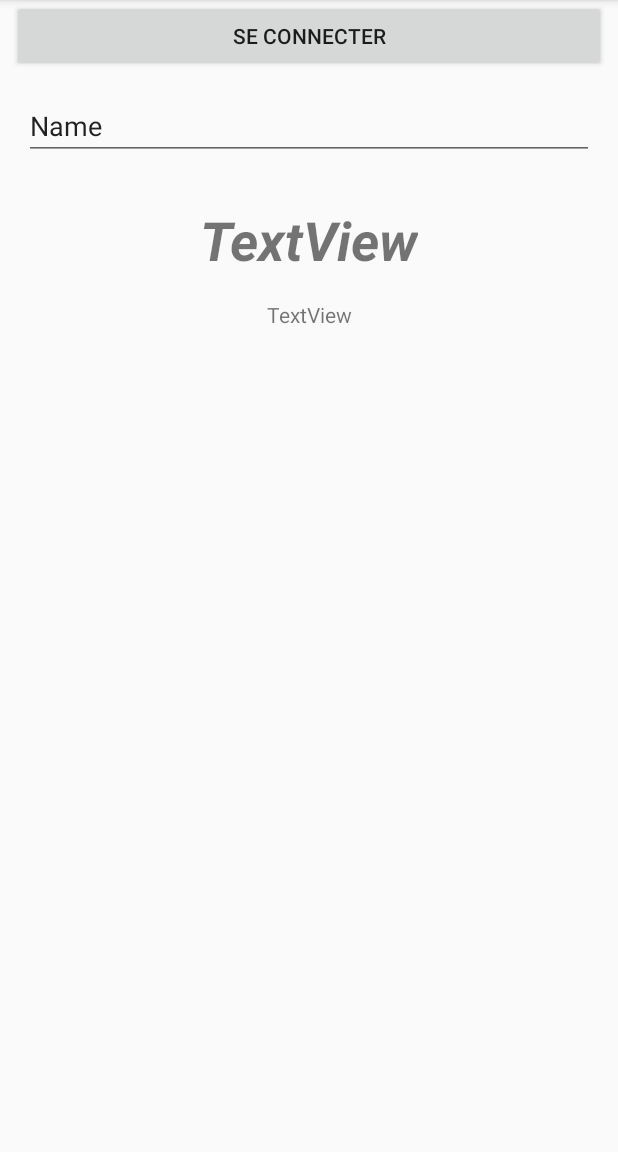
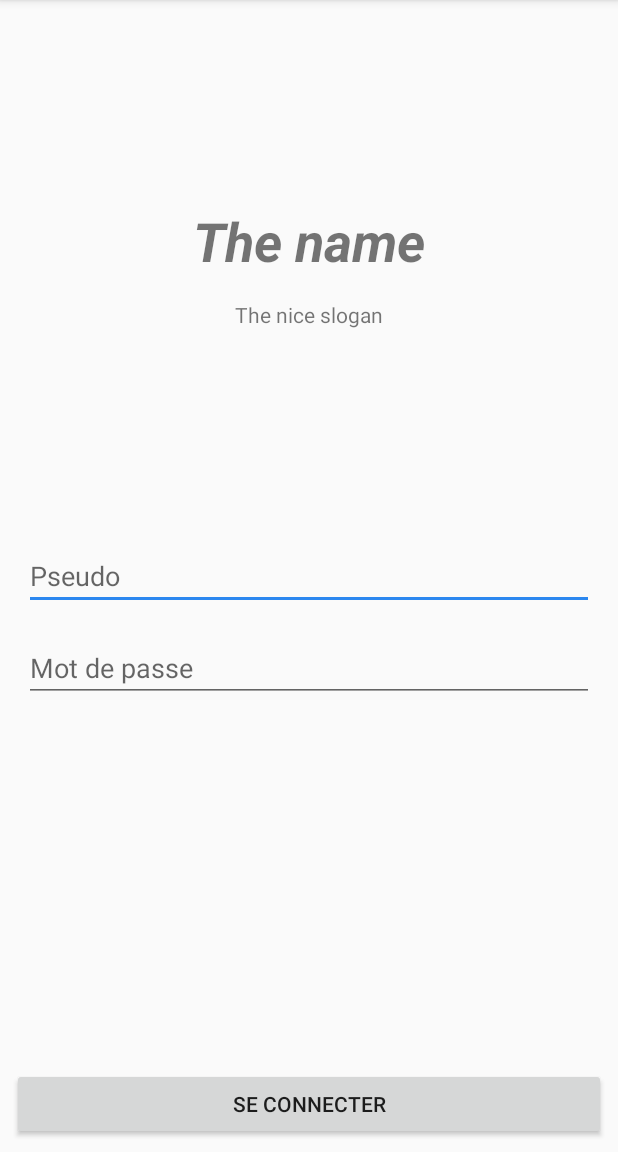
Before and after one commit to SimonGenin/Hackathon, an Android app: the screen it shows after launch (LoginActivity), on a phone screen of 412 x 824 dp, the part 84-1236 px from its top. Run offline under Robolectric (Android 15) with nearby library versions, the phone set to English and light mode, and no system bars; our stand-ins replace Volley.

Commit message:
Login activity set up

```diff
--- a/app/build.gradle
+++ b/app/build.gradle
@@ -28,4 +28,6 @@ dependencies {
     compile 'com.android.support:design:25.2.0'
     testCompile 'junit:junit:4.12'
     compile 'com.android.support.constraint:constraint-layout:1.0.2'
+    compile 'com.android.volley:volley:1.0.0'
+    compile 'com.squareup.okhttp3:okhttp:3.6.0'
 }
--- a/app/src/main/res/layout/activity_login.xml
+++ b/app/src/main/res/layout/activity_login.xml
@@ -11,7 +11,7 @@
     <ProgressBar
         android:id="@+id/login_progress"
         style="?android:attr/progressBarStyleLarge"
-        android:layout_width="wrap_content"
+        android:layout_width="0dp"
         android:layout_height="wrap_content"
         android:visibility="gone"
         app:layout_constraintRight_toLeftOf="parent"
@@ -21,10 +21,12 @@
         app:layout_constraintBottom_toTopOf="parent"
         tools:layout_constraintLeft_creator="1"
         app:layout_constraintLeft_toLeftOf="parent"
-        app:layout_constraintTop_toTopOf="parent" />
+        app:layout_constraintTop_toTopOf="parent"
+        app:layout_constraintHorizontal_bias="0.484"
+        app:layout_constraintVertical_bias="0.38" />
 
     <Button
-        android:id="@+id/button"
+        android:id="@+id/sign_in_button"
         android:layout_width="0dp"
         android:layout_height="wrap_content"
         android:layout_marginLeft="8dp"
@@ -32,76 +34,95 @@
         android:text="Se connecter"
         app:layout_constraintLeft_toLeftOf="parent"
         app:layout_constraintRight_toRightOf="parent"
-        tools:layout_editor_absoluteY="445dp" />
+        app:layout_constraintBottom_toBottomOf="parent"
+        app:layout_constraintHorizontal_bias="0.0"
+        android:layout_marginBottom="8dp"
+        tools:layout_constraintRight_creator="1"
+        android:layout_marginStart="8dp"
+        android:layout_marginEnd="8dp"
+        tools:layout_constraintLeft_creator="1" />
 
     <EditText
-        android:id="@+id/editText"
+        android:id="@+id/pseudo_tv"
         android:layout_width="0dp"
         android:layout_height="wrap_content"
+        android:layout_marginLeft="16dp"
+        android:layout_marginRight="16dp"
         android:ems="10"
+        android:hint="Pseudo"
         android:inputType="textPersonName"
-        android:text="Name"
-        tools:layout_editor_absoluteY="234dp"
-        android:layout_marginRight="16dp"
+        app:layout_constraintHorizontal_bias="0.0"
+        app:layout_constraintLeft_toLeftOf="parent"
         app:layout_constraintRight_toRightOf="parent"
-        android:layout_marginLeft="16dp"
-        app:layout_constraintLeft_toLeftOf="parent"
-        app:layout_constraintHorizontal_bias="0.503" />
+        tools:layout_constraintTop_creator="1"
+        tools:layout_constraintRight_creator="1"
+        tools:layout_constraintBottom_creator="1"
+        app:layout_constraintBottom_toTopOf="@+id/guideline"
+        android:layout_marginStart="16dp"
+        android:layout_marginEnd="16dp"
+        tools:layout_constraintLeft_creator="1"
+        app:layout_constraintTop_toTopOf="@+id/guideline" />
 
     <EditText
-        android:id="@+id/editText2"
+        android:id="@+id/password_tv"
         android:layout_width="0dp"
         android:layout_height="wrap_content"
+        android:layout_marginLeft="16dp"
+        android:layout_marginRight="16dp"
+        android:layout_marginTop="16dp"
         android:ems="10"
+        android:hint="Mot de passe"
         android:inputType="textPersonName"
-        android:text="Name"
-        android:layout_marginTop="16dp"
-        app:layout_constraintTop_toBottomOf="@+id/editText"
-        android:layout_marginRight="16dp"
+        app:layout_constraintLeft_toLeftOf="parent"
         app:layout_constraintRight_toRightOf="parent"
-        android:layout_marginLeft="16dp"
-        app:layout_constraintLeft_toLeftOf="parent" />
+        app:layout_constraintTop_toBottomOf="@+id/pseudo_tv"
+        tools:layout_constraintRight_creator="1"
+        android:layout_marginStart="16dp"
+        android:layout_marginEnd="16dp"
+        tools:layout_constraintLeft_creator="1" />
 
     <android.support.constraint.Guideline
         android:layout_width="wrap_content"
         android:layout_height="wrap_content"
         android:id="@+id/guideline"
         android:orientation="horizontal"
-        app:layout_constraintGuide_percent="0.5" />
+        app:layout_constraintGuide_percent="0.5"
+        tools:layout_editor_absoluteY="256dp"
+        tools:layout_editor_absoluteX="0dp" />
 
     <TextView
-        android:id="@+id/textView"
+        android:id="@+id/app_name_tv"
         android:layout_width="wrap_content"
         android:layout_height="wrap_content"
-        android:text="TextView"
+        android:layout_marginBottom="7dp"
+        android:text="@string/main_name"
         android:textSize="36sp"
         android:textStyle="bold|italic"
-        tools:text="@string/main_name"
-        android:layout_marginBottom="8dp"
         app:layout_constraintBottom_toTopOf="@+id/guideline3"
-        android:layout_marginRight="8dp"
+        app:layout_constraintLeft_toLeftOf="parent"
         app:layout_constraintRight_toRightOf="parent"
-        android:layout_marginLeft="8dp"
-        app:layout_constraintLeft_toLeftOf="parent" />
+        tools:layout_constraintLeft_creator="1"
+        tools:layout_constraintRight_creator="1" />
 
     <android.support.constraint.Guideline
         android:layout_width="wrap_content"
         android:layout_height="wrap_content"
         android:id="@+id/guideline3"
         android:orientation="horizontal"
-        app:layout_constraintGuide_percent="0.25" />
+        app:layout_constraintGuide_percent="0.25"
+        tools:layout_editor_absoluteY="128dp"
+        tools:layout_editor_absoluteX="0dp" />
 
     <TextView
-        android:id="@+id/textView2"
+        android:id="@+id/slogan_tv"
         android:layout_width="wrap_content"
         android:layout_height="wrap_content"
         android:layout_marginTop="8dp"
-        android:text="TextView"
+        android:text="@string/slogan"
+        app:layout_constraintLeft_toLeftOf="parent"
+        app:layout_constraintRight_toRightOf="parent"
         app:layout_constraintTop_toTopOf="@+id/guideline3"
-        tools:text="@string/slogan"
-        android:layout_marginRight="8dp"
-        app:layout_constraintRight_toRightOf="parent"
-        android:layout_marginLeft="8dp"
-        app:layout_constraintLeft_toLeftOf="parent" />
+        tools:layout_constraintLeft_creator="1"
+        tools:layout_constraintRight_creator="1" />
 
 </android.support.constraint.ConstraintLayout>
```
Also changed, not shown: app/src/main/java/be/unamur/hackathon/APIConfig.java (added, +14 -0 lines), app/src/main/java/be/unamur/hackathon/LoginActivity.java (+61 -110 lines), app/src/main/java/be/unamur/hackathon/PostRequest.java (added, +26 -0 lines), app/src/main/java/be/unamur/hackathon/RequestManager.java (added, +47 -0 lines).
